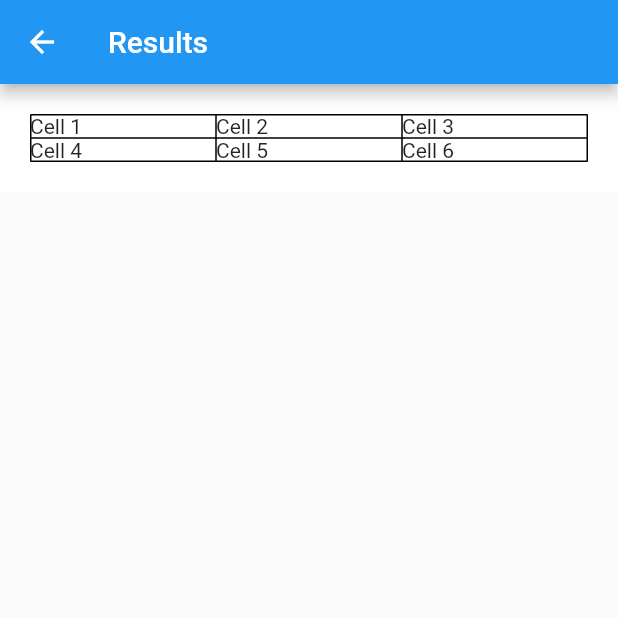
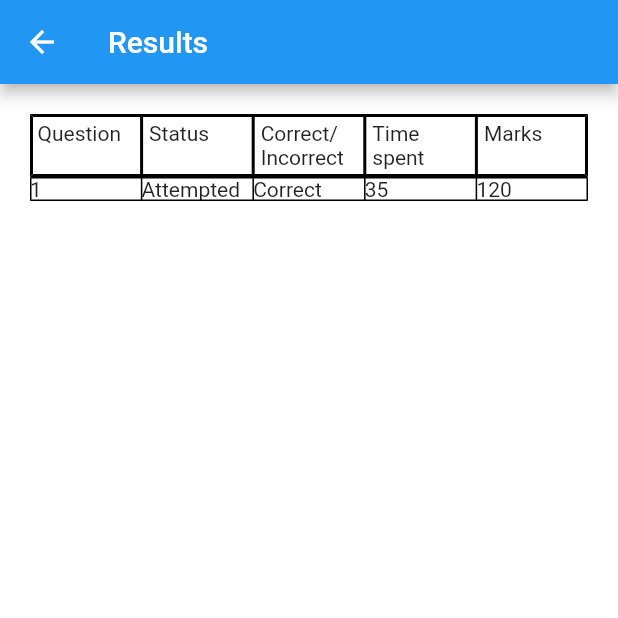
Before and after one commit to Subhadeep0506/test-application, a Flutter app: the ResultPage screen opened directly, on a phone screen of 412 x 824 dp, the top half of it. Run offline on Flutter 3.47's test engine with Material 2 defaults, Android fonts, the light colour scheme and no system bars; our stand-ins replace carousel_slider, shared_preferences, splashscreen, sqflite; accounts and stored records are empty.

Commit message:
changes in result screen

```diff
--- a/lib/data/questions_db.dart
+++ b/lib/data/questions_db.dart
@@ -38,7 +38,6 @@ class QuestionsDatabase {
     ($idField INTEGER PRIMARY KEY NOT NULL,
      $questionField VARCHAR (50) NOT NULL,
      $selectedField INTEGER
-
     )
     ''');
   }
@@ -47,6 +46,20 @@ class QuestionsDatabase {
     final db = await instance.database;
 
     db.close();
+  }
+
+  Map<String, dynamic> toMap() {
+    return {
+      'id': idField,
+      'question': questionField,
+      'selected': selectedField,
+    };
+  }
+
+  Future<void> insertDataToDB(Question question) async {
+    final db = await instance.database;
+
+    final id = await db.insert('questions', question.toJson());
   }
 }
 
@@ -57,6 +70,11 @@ class Question {
   int? selected;
 
   Question(this.id, this.option, this.question);
+  Map<String, Object?> toJson() => {
+        QuestionFields.id: id,
+        QuestionFields.question: question,
+        QuestionFields.selectedOptionField: selected,
+      };
 }
 
 class QuestionFields {
--- a/lib/result_page.dart
+++ b/lib/result_page.dart
@@ -28,19 +28,37 @@ class _ResultPageState extends State<ResultPage> {
         body: Container(
           color: Colors.white,
           padding: const EdgeInsets.all(20.0),
-          child: Table(
-            border: TableBorder.all(color: Colors.black),
-            children: const [
-              TableRow(children: [
-                Text('Cell 1'),
-                Text('Cell 2'),
-                Text('Cell 3'),
-              ]),
-              TableRow(children: [
-                Text('Cell 4'),
-                Text('Cell 5'),
-                Text('Cell 6'),
-              ])
+          child: Column(
+            children: [
+              // To display column names common for all results
+              Table(
+                border: TableBorder.all(
+                  color: Colors.black,
+                  width: 2,
+                ),
+                children: const [
+                  TableRow(children: [
+                    Padding(padding: EdgeInsets.all(5), child: Text('Question')),
+                    Padding(padding: EdgeInsets.all(5), child: Text('Status')),
+                    Padding(padding: EdgeInsets.all(5), child: Text('Correct/Incorrect')),
+                    Padding(padding: EdgeInsets.all(5), child: Text('Time spent')),
+                    Padding(padding: EdgeInsets.all(5), child: Text('Marks')),
+                  ]),
+                ],
+              ),
+              // this table will build dynamic table based on result
+              Table(
+                border: TableBorder.all(color: Colors.black),
+                children: const [
+                  TableRow(children: [
+                    Text('1'),
+                    Text('Attempted'),
+                    Text('Correct'),
+                    Text('35'),
+                    Text('120'),
+                  ])
+                ],
+              ),
             ],
           ),
         ),
--- a/pubspec.yaml
+++ b/pubspec.yaml
@@ -34,6 +34,7 @@ dependencies:
   flutter_swipable: ^1.2.1
   carousel_slider: ^4.0.0
   sqflite: ^2.0.1
+  shared_preferences: ^2.0.11
   # The following adds the Cupertino Icons font to your application.
   # Use with the CupertinoIcons class for iOS style icons.
   cupertino_icons: ^1.0.2
```
Also changed, not shown: lib/customs/custom_card.dart (+0 -12 lines), lib/test_page.dart (+10 -3 lines), pubspec.lock.
